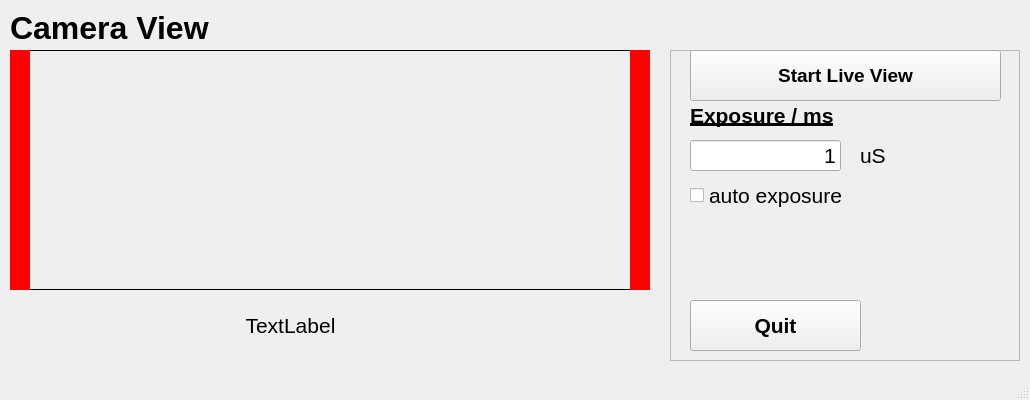
Above: TOF_Imager.ui from saikinsklims/TOFCam before the change. Below: the same form after it.
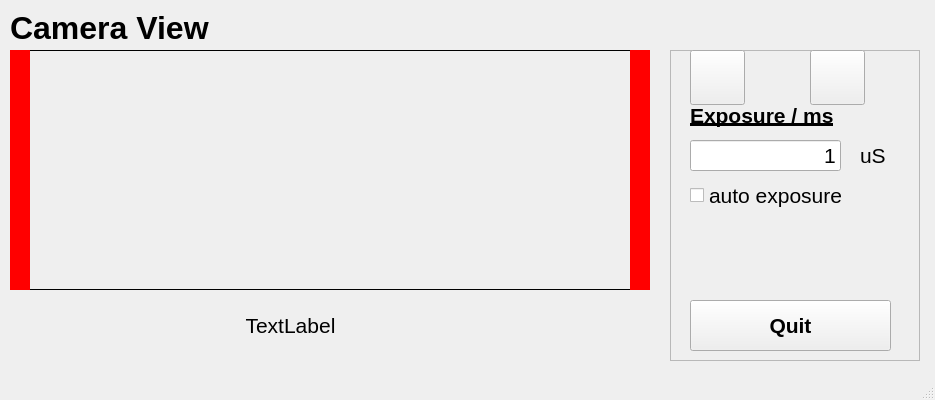
That is the form after the change.

What changed in the file:
```diff
--- a/TOF_Imager.ui
+++ b/TOF_Imager.ui
@@ -6,7 +6,7 @@
    <rect>
     <x>0</x>
     <y>0</y>
-    <width>1030</width>
+    <width>935</width>
     <height>400</height>
    </rect>
   </property>
@@ -18,13 +18,13 @@
   </property>
   <property name="minimumSize">
    <size>
-    <width>1030</width>
+    <width>935</width>
     <height>400</height>
    </size>
   </property>
   <property name="maximumSize">
    <size>
-    <width>1030</width>
+    <width>935</width>
     <height>400</height>
    </size>
   </property>
@@ -83,7 +83,7 @@
      <rect>
       <x>670</x>
       <y>50</y>
-      <width>350</width>
+      <width>250</width>
       <height>311</height>
      </rect>
     </property>
@@ -95,7 +95,7 @@
     </property>
     <property name="minimumSize">
      <size>
-      <width>350</width>
+      <width>250</width>
       <height>0</height>
      </size>
     </property>
@@ -110,8 +110,8 @@
       <rect>
        <x>20</x>
        <y>0</y>
-       <width>311</width>
-       <height>51</height>
+       <width>55</width>
+       <height>55</height>
       </rect>
      </property>
      <property name="font">
@@ -122,7 +122,7 @@
       </font>
      </property>
      <property name="text">
-      <string>Start Live View</string>
+      <string/>
      </property>
     </widget>
     <widget class="QLabel" name="exposure_Label">
@@ -151,7 +151,7 @@
       <rect>
        <x>20</x>
        <y>250</y>
-       <width>171</width>
+       <width>201</width>
        <height>51</height>
       </rect>
      </property>
@@ -231,6 +231,26 @@
       <string>auto exposure</string>
      </property>
     </widget>
+    <widget class="QPushButton" name="stop_live_Button">
+     <property name="geometry">
+      <rect>
+       <x>140</x>
+       <y>0</y>
+       <width>55</width>
+       <height>55</height>
+      </rect>
+     </property>
+     <property name="font">
+      <font>
+       <pointsize>14</pointsize>
+       <weight>75</weight>
+       <bold>true</bold>
+      </font>
+     </property>
+     <property name="text">
+      <string/>
+     </property>
+    </widget>
    </widget>
    <widget class="QLabel" name="label">
     <property name="geometry">
```
